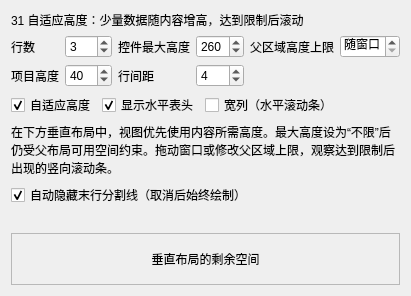
Old version of the form examples/table_capabilities/31_auto_height/auto_height.ui in the repository daonvshu/qt-virtual-item-views.
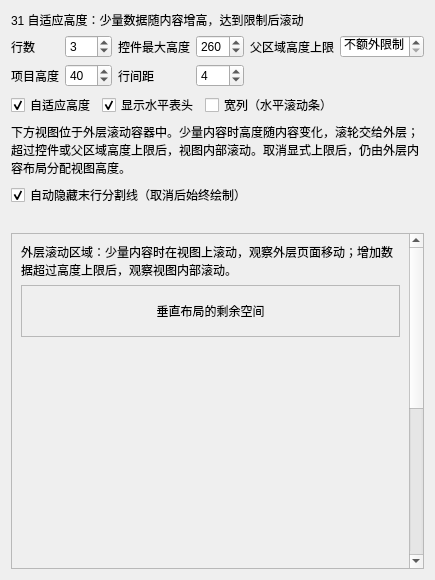
New version of the form.

Commit message: fix: preserve nested auto-height and honor visible frame edges

Patch:
```diff
--- a/examples/table_capabilities/31_auto_height/auto_height.ui
+++ b/examples/table_capabilities/31_auto_height/auto_height.ui
@@ -2,7 +2,7 @@
 <ui version="4.0">
  <class>TableAutoHeightExample</class>
  <widget class="QWidget" name="TableAutoHeightExample">
-  <layout class="QVBoxLayout" name="pageLayout">
+  <layout class="QVBoxLayout" name="pageLayout" stretch="0,0,0,0,0,0,1">
    <item><widget class="QLabel" name="titleLabel"><property name="text"><string>31 自适应高度：少量数据随内容增高，达到限制后滚动</string></property><property name="wordWrap"><bool>true</bool></property></widget></item>
    <item><layout class="QGridLayout" name="controlsLayout">
     <item row="0" column="0"><widget class="QLabel" name="rowCountSpinLabel"><property name="text"><string>行数</string></property><property name="buddy"><cstring>rowCountSpin</cstring></property></widget></item>
@@ -10,7 +10,7 @@
     <item row="0" column="2"><widget class="QLabel" name="maxHeightSpinLabel"><property name="text"><string>控件最大高度</string></property><property name="buddy"><cstring>maxHeightSpin</cstring></property></widget></item>
     <item row="0" column="3"><widget class="QSpinBox" name="maxHeightSpin"><property name="maximum"><number>800</number></property><property name="value"><number>260</number></property><property name="specialValueText"><string>不限</string></property></widget></item>
     <item row="0" column="4"><widget class="QLabel" name="parentLimitSpinLabel"><property name="text"><string>父区域高度上限</string></property><property name="buddy"><cstring>parentLimitSpin</cstring></property></widget></item>
-    <item row="0" column="5"><widget class="QSpinBox" name="parentLimitSpin"><property name="maximum"><number>800</number></property><property name="value"><number>0</number></property><property name="specialValueText"><string>随窗口</string></property></widget></item>
+    <item row="0" column="5"><widget class="QSpinBox" name="parentLimitSpin"><property name="maximum"><number>800</number></property><property name="value"><number>0</number></property><property name="specialValueText"><string>不额外限制</string></property></widget></item>
     <item row="1" column="0"><widget class="QLabel" name="heightSpinLabel"><property name="text"><string>项目高度</string></property><property name="buddy"><cstring>heightSpin</cstring></property></widget></item>
     <item row="1" column="1"><widget class="QSpinBox" name="heightSpin"><property name="minimum"><number>24</number></property><property name="maximum"><number>120</number></property><property name="value"><number>40</number></property></widget></item>
     <item row="1" column="2"><widget class="QLabel" name="spacingSpinLabel"><property name="text"><string>行间距</string></property><property name="buddy"><cstring>spacingSpin</cstring></property></widget></item>
@@ -24,10 +24,20 @@
 
     <item><spacer name="toggleSpacer"><property name="orientation"><enum>Qt::Horizontal</enum></property><property name="sizeHint" stdset="0"><size><width>10</width><height>1</height></size></property></spacer></item>
    </layout></item>
-   <item><widget class="QLabel" name="hintLabel"><property name="wordWrap"><bool>true</bool></property><property name="text"><string>在下方垂直布局中，视图优先使用内容所需高度。最大高度设为“不限”后仍受父布局可用空间约束。拖动窗口或修改父区域上限，观察达到限制后出现的竖向滚动条。</string></property></widget></item>
+   <item><widget class="QLabel" name="hintLabel"><property name="wordWrap"><bool>true</bool></property><property name="text"><string>下方视图位于外层滚动容器中。少量内容时高度随内容变化，滚轮交给外层；超过控件或父区域高度上限后，视图内部滚动。取消显式上限后，仍由外层内容布局分配视图高度。</string></property></widget></item>
    <item><widget class="QCheckBox" name="autoHideTrailingLineCheck"><property name="text"><string>自动隐藏末行分割线（取消后始终绘制）</string></property><property name="checked"><bool>true</bool></property></widget></item>
    <item><widget class="QLabel" name="statusLabel"><property name="wordWrap"><bool>true</bool></property><property name="text"><string/></property></widget></item>
+   <item><widget class="QScrollArea" name="outerScrollArea">
+    <property name="widgetResizable"><bool>true</bool></property>
+    <property name="minimumSize"><size><width>0</width><height>160</height></size></property>
+    <widget class="QWidget" name="scrollContent">
+     <layout class="QVBoxLayout" name="outerContentLayout">
+      <item><widget class="QLabel" name="outerHint">
+       <property name="wordWrap"><bool>true</bool></property>
+       <property name="text"><string>外层滚动区域：少量内容时在视图上滚动，观察外层页面移动；增加数据超过高度上限后，观察视图内部滚动。</string></property>
+      </widget></item>
    <item><widget class="QFrame" name="previewHost">
+       <property name="sizePolicy"><sizepolicy hsizetype="Expanding" vsizetype="Maximum"><horstretch>0</horstretch><verstretch>0</verstretch></sizepolicy></property>
     <property name="frameShape"><enum>QFrame::StyledPanel</enum></property>
     <layout class="QVBoxLayout" name="previewLayout">
      <item><widget class="QLabel" name="remainingLabel">
@@ -37,6 +47,11 @@
       <property name="alignment"><set>Qt::AlignCenter</set></property>
      </widget></item>
     </layout>
+      </widget></item>
+      <item><spacer name="outerSpacer"><property name="sizeType"><enum>QSizePolicy::MinimumExpanding</enum></property><property name="orientation"><enum>Qt::Vertical</enum></property><property name="sizeHint" stdset="0"><size><width>20</width><height>500</height></size></property></spacer></item>
+      <item><widget class="QLabel" name="outerBottom"><property name="text"><string>外层内容底部</string></property></widget></item>
+     </layout>
+    </widget>
    </widget></item>
   </layout>
  </widget>
```
Lines whose indentation alone changed are shown as unchanged. The commit also changes 24 other files.
